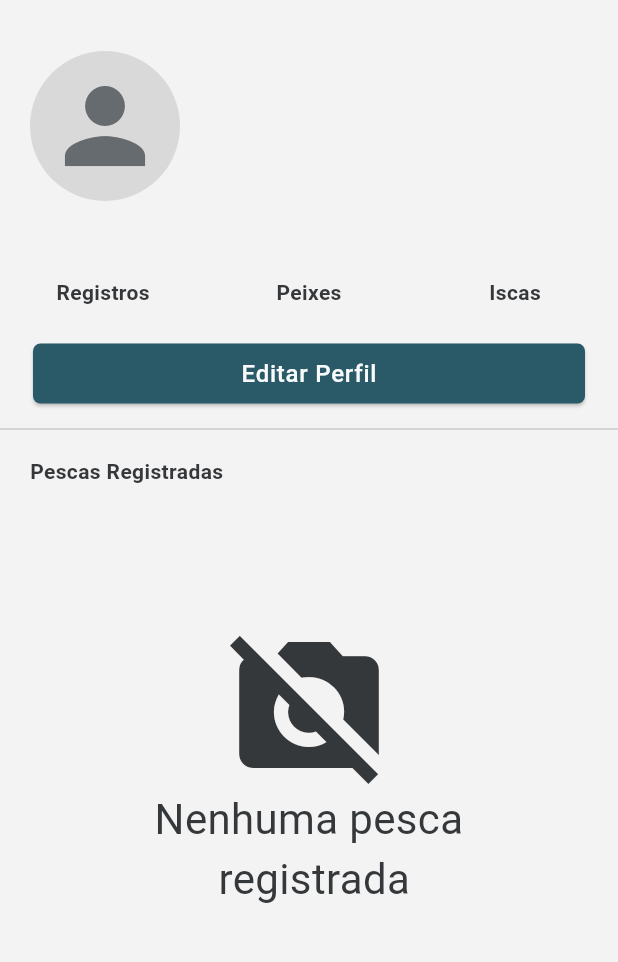
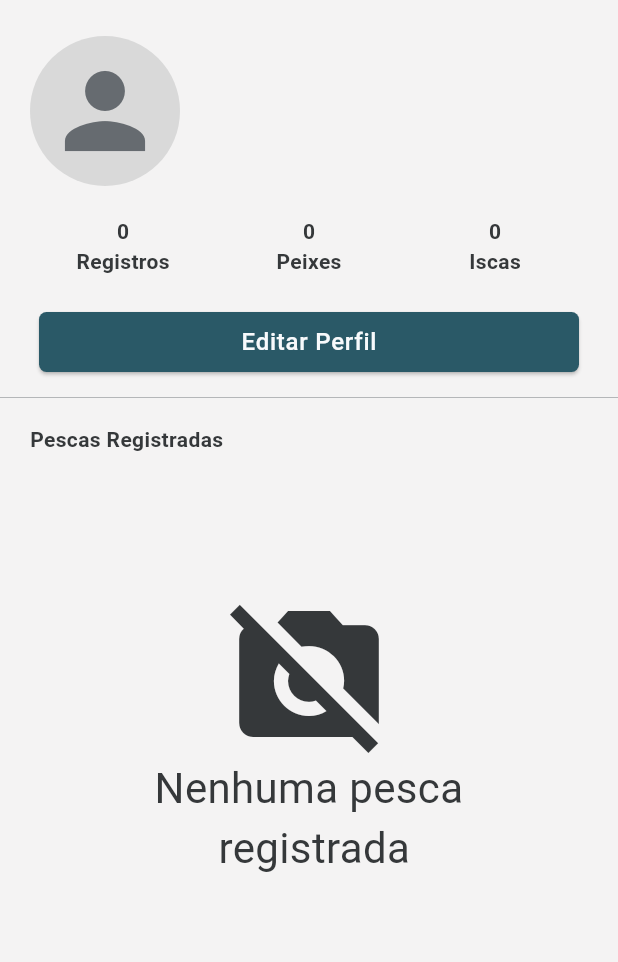
Before and after one commit to gbramoura/fishspot_app, a Flutter app: the ProfilePage screen opened directly, after a tap on the "menu" icon, on a phone screen of 412 x 824 dp, the part 63-1025 px from its top. Run offline on Flutter 3.47's test engine with Material 3 defaults, Android fonts, the phone set to English and light mode, and no system bars; our stand-ins replace cached_network_image, flutter_dotenv, flutter_map, flutter_svg_provider, geolocator, image_picker and 3 more; accounts and stored records are empty.

Commit message:
Create widgets to profile page

```diff
--- a/lib/pages/profile/profile_page.dart
+++ b/lib/pages/profile/profile_page.dart
@@ -13,8 +13,9 @@ import 'package:fishspot_app/services/api_service.dart';
 import 'package:fishspot_app/services/auth_service.dart';
 import 'package:fishspot_app/services/image_service.dart';
 import 'package:fishspot_app/services/navigation_service.dart';
+import 'package:fishspot_app/widgets/profile_image_card.dart';
+import 'package:fishspot_app/widgets/profile_info_count.dart';
 import 'package:flutter/material.dart';
-import 'package:flutter_svg_provider/flutter_svg_provider.dart';
 import 'package:provider/provider.dart';
 
 class ProfilePage extends StatefulWidget {
@@ -121,7 +122,7 @@ class _ProfilePageState extends State<ProfilePage> {
     }
   }
 
-  _handleImageTap(String id) {
+  _handleNavigate(String id) {
     _navigationService.push(
       context,
       MaterialPageRoute(
@@ -141,37 +142,28 @@ class _ProfilePageState extends State<ProfilePage> {
     }
 
     return Scaffold(
-      appBar: _renderAppBar(context),
-      body: RefreshIndicator(
-        color: Theme.of(context).textTheme.headlineLarge?.color,
-        onRefresh: () => _loadUserData(),
-        child: SingleChildScrollView(
+      appBar: _appBar(context),
+      body: SingleChildScrollView(
         controller: _scrollController,
-          child: Center(
         child: Column(
-              mainAxisAlignment: MainAxisAlignment.start,
-              crossAxisAlignment: CrossAxisAlignment.start,
+          mainAxisAlignment: MainAxisAlignment.center,
+          crossAxisAlignment: CrossAxisAlignment.center,
           children: [
-                _renderUserDescription(context),
-                Divider(
-                  color: Theme.of(context).iconTheme.color,
-                  thickness: 0.3,
-                ),
-                _renderSpotImages(context),
+            _description(),
+            _diveder(),
+            _spotImages(),
           ],
-            ),
-          ),
         ),
       ),
     );
   }
 
-  _renderUserDescription(dynamic context) {
-    return Column(
+  _description() {
+    return Padding(
+      padding: EdgeInsets.only(left: 20, right: 20, top: 10),
+      child: Column(
         children: [
-        Padding(
-          padding: EdgeInsets.fromLTRB(20, 20, 20, 30),
-          child: Row(
+          Row(
             children: [
               SizedBox(
                 height: 100,
@@ -213,80 +205,32 @@ class _ProfilePageState extends State<ProfilePage> {
               ),
             ],
           ),
-        ),
+          SizedBox(height: 20),
           Row(
             children: [
               Expanded(
-              child: Column(
-                children: [
-                  Text(
-                    _userProfile.spotDetails?.registries.toString() ?? "",
-                    style: TextStyle(
-                      color: Theme.of(context).textTheme.headlineLarge?.color,
-                      fontWeight: FontWeight.w600,
-                      fontSize: 14,
-                    ),
-                  ),
-                  Text(
-                    'Registros',
-                    style: TextStyle(
-                      color: Theme.of(context).textTheme.headlineLarge?.color,
-                      fontWeight: FontWeight.w600,
-                      fontSize: 14,
-                    ),
-                  ),
-                ],
+                child: ProfileInfoCount(
+                  title: 'Registros',
+                  value: _userProfile.spotDetails?.registries ?? 0,
                 ),
               ),
               Expanded(
-              child: Column(
-                children: [
-                  Text(
-                    _userProfile.spotDetails?.fishes.toString() ?? "",
-                    style: TextStyle(
-                      color: Theme.of(context).textTheme.headlineLarge?.color,
-                      fontWeight: FontWeight.w600,
-                      fontSize: 14,
-                    ),
-                  ),
-                  Text(
-                    'Peixes',
-                    style: TextStyle(
-                      color: Theme.of(context).textTheme.headlineLarge?.color,
-                      fontWeight: FontWeight.w600,
-                      fontSize: 14,
-                    ),
-                  ),
-                ],
+                child: ProfileInfoCount(
+                  title: 'Peixes',
+                  value: _userProfile.spotDetails?.fishes ?? 0,
                 ),
               ),
               Expanded(
-              child: Column(
-                children: [
-                  Text(
-                    _userProfile.spotDetails?.lures.toString() ?? "",
-                    style: TextStyle(
-                      color: Theme.of(context).textTheme.headlineLarge?.color,
-                      fontWeight: FontWeight.w600,
-                      fontSize: 14,
-                    ),
-                  ),
-                  Text(
-                    'Iscas',
-                    style: TextStyle(
-                      color: Theme.of(context).textTheme.headlineLarge?.color,
-                      fontWeight: FontWeight.w600,
-                      fontSize: 14,
-                    ),
-                  ),
-                ],
+                child: ProfileInfoCount(
+                  title: 'Iscas',
+                  value: _userProfile.spotDetails?.lures ?? 0,
                 ),
               ),
             ],
           ),
           SizedBox(height: 20),
           Padding(
-          padding: EdgeInsets.fromLTRB(22, 0, 22, 0),
+            padding: EdgeInsets.fromLTRB(6, 0, 6, 0),
             child: Button(
               label: 'Editar Perfil',
               fixedSize: Size(double.maxFinite, 38),
@@ -297,17 +241,13 @@ class _ProfilePageState extends State<ProfilePage> {
           ),
           SizedBox(height: 5),
         ],
+      ),
     );
   }
 
-  _renderSpotImages(dynamic context) {
-    if (_userLocations.isEmpty) {
-      return _renderEmptySpotRegistered();
-    }
-    return _renderSpotRegistered(context);
-  }
+  _spotImages() => _userLocations.isEmpty ? _emptySpots() : _spots();
 
-  _renderSpotRegistered(dynamic context) {
+  _spots() {
     return Padding(
       padding: EdgeInsets.fromLTRB(20, 10, 20, 0),
       child: Column(
@@ -324,8 +264,8 @@ class _ProfilePageState extends State<ProfilePage> {
           SizedBox(height: 15),
           GridView.builder(
             shrinkWrap: true,
+            primary: true,
             physics: NeverScrollableScrollPhysics(),
-            primary: true,
             gridDelegate: SliverGridDelegateWithFixedCrossAxisCount(
               crossAxisCount: 3,
               crossAxisSpacing: 2,
@@ -334,56 +274,10 @@ class _ProfilePageState extends State<ProfilePage> {
             itemCount: _userLocations.length,
             itemBuilder: (BuildContext context, int index) {
               var entry = _userLocations[index];
-              var isImageProvided = entry.image != null && entry.image != '';
-
-              final icon = DecorationImage(
-                image: Svg('assets/no-photography.svg'),
-                fit: BoxFit.none,
-              );
-
-              final image = DecorationImage(
-                fit: BoxFit.cover,
-                image: NetworkImage(
-                  _imageService.getImagePath(context, entry.image),
-                ),
-              );
-
-              return GestureDetector(
-                onTap: () => _handleImageTap(entry.id),
-                child: Container(
-                  color: ColorsConstants.gray75,
-                  child: Container(
-                    decoration: BoxDecoration(
-                      image: isImageProvided ? image : icon,
-                    ),
-                    child: Row(
-                      mainAxisAlignment: MainAxisAlignment.end,
-                      crossAxisAlignment: CrossAxisAlignment.end,
-                      children: [
-                        Expanded(
-                          child: Container(
-                            padding: EdgeInsets.fromLTRB(3, 0, 3, 0),
-                            height: 32,
-                            color: Color.fromRGBO(0, 0, 0, 0.35),
-                            child: Center(
-                              child: Text(
-                                entry.title,
-                                maxLines: 2,
-                                overflow: TextOverflow.ellipsis,
-                                textAlign: TextAlign.center,
-                                style: TextStyle(
-                                  color: ColorsConstants.gray50,
-                                  fontSize: 10,
-                                  fontWeight: FontWeight.w600,
-                                ),
-                              ),
-                            ),
-                          ),
-                        ),
-                      ],
-                    ),
-                  ),
-                ),
+              return ProfileImageCard(
+                image: entry.image ?? '',
+                title: entry.title,
+                onTap: () => _handleNavigate(entry.id),
               );
             },
           ),
@@ -392,12 +286,13 @@ class _ProfilePageState extends State<ProfilePage> {
     );
   }
 
-  _renderEmptySpotRegistered() {
+  _emptySpots() {
     return Padding(
       padding: EdgeInsets.fromLTRB(20, 10, 20, 0),
       child: Column(
         crossAxisAlignment: CrossAxisAlignment.start,
         children: [
+          SizedBox(width: double.infinity),
           Text(
             'Pescas Registradas',
             style: TextStyle(
@@ -407,9 +302,10 @@ class _ProfilePageState extends State<ProfilePage> {
             ),
           ),
           SizedBox(height: 90),
-          Center(
-            child: Column(
+          Column(
+            mainAxisAlignment: MainAxisAlignment.center,
             children: [
+              SizedBox(width: double.infinity),
               Icon(
                 Icons.no_photography,
                 color: Theme.of(context).textTheme.headlineLarge?.color,
@@ -426,13 +322,17 @@ class _ProfilePageState extends State<ProfilePage> {
               )
             ],
           ),
-          )
         ],
       ),
     );
   }
 
-  _renderAppBar(dynamic context) {
+  _diveder() => Divider(
+        color: Theme.of(context).iconTheme.color,
+        thickness: 0.3,
+      );
+
+  _appBar(dynamic context) {
     return AppBar(
       automaticallyImplyLeading: false,
       backgroundColor: Theme.of(context).colorScheme.surface,
@@ -441,7 +341,6 @@ class _ProfilePageState extends State<ProfilePage> {
       shadowColor: ColorsConstants.gray350,
       title: Row(
         children: [
-          //SizedBox(width: 5),
           Text(
             'FishSpot',
             style: TextStyle(
--- /dev/null
+++ b/lib/widgets/profile_info_count.dart
@@ -0,0 +1,36 @@
+import 'package:flutter/material.dart';
+
+class ProfileInfoCount extends StatelessWidget {
+  final num value;
+  final String title;
+
+  const ProfileInfoCount({
+    super.key,
+    required this.value,
+    required this.title,
+  });
+
+  @override
+  Widget build(BuildContext context) {
+    return Column(
+      children: [
+        Text(
+          value.toString(),
+          style: TextStyle(
+            color: Theme.of(context).textTheme.headlineLarge?.color,
+            fontWeight: FontWeight.w600,
+            fontSize: 14,
+          ),
+        ),
+        Text(
+          title,
+          style: TextStyle(
+            color: Theme.of(context).textTheme.headlineLarge?.color,
+            fontWeight: FontWeight.w600,
+            fontSize: 14,
+          ),
+        ),
+      ],
+    );
+  }
+}
```
Also changed, not shown: lib/widgets/profile_image_card.dart (added, +67 -0 lines). Lines whose indentation alone changed are shown as unchanged.
